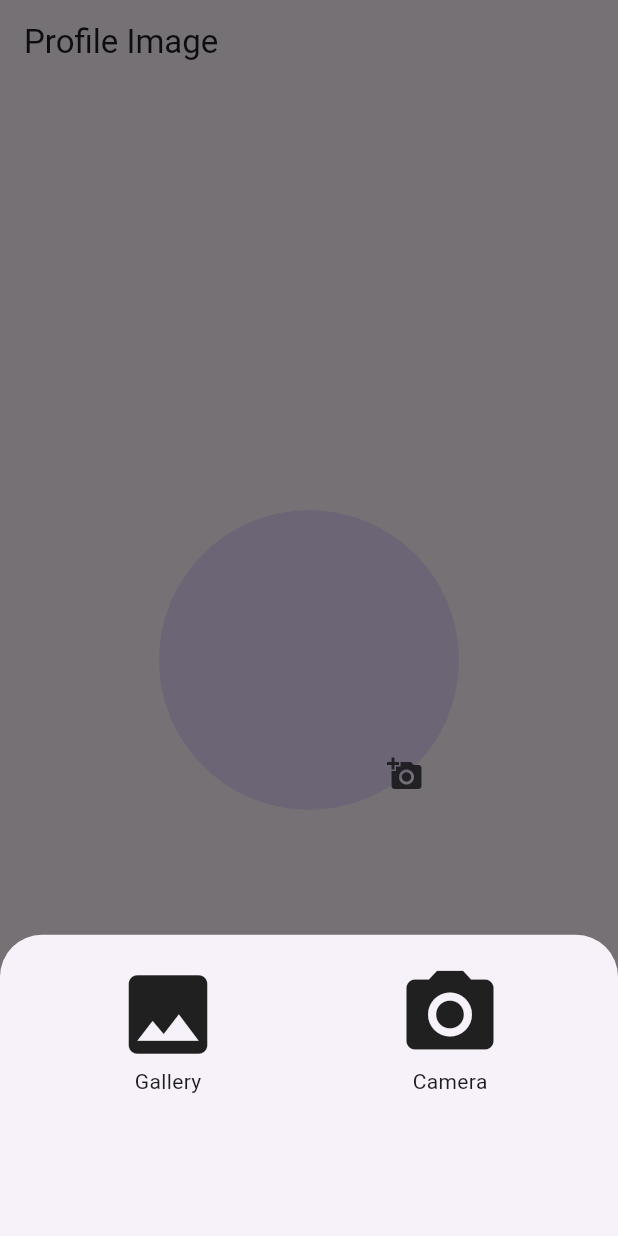
After one commit to GenuineCreators/instagram_Clone, a Flutter app: the screen it shows after launch, after a tap on the "add a photo" icon, on a phone screen of 412 x 824 dp. The commit adds this screen. Run offline on Flutter 3.47's test engine with Material 3 defaults, Android fonts, the phone set to English and light mode, and no system bars; our stand-ins replace firebase_auth, firebase_core, google_nav_bar, image_picker; accounts and stored records are empty.

Commit message:
add profilePic

```diff
--- a/instagram_clone/lib/main.dart
+++ b/instagram_clone/lib/main.dart
@@ -1,10 +1,10 @@
-// ignore_for_file: prefer_const_constructors
+// ignore_for_file: prefer_const_constructors, unused_import
 
 import 'package:firebase_core/firebase_core.dart';
 import 'package:flutter/material.dart';
+import 'package:instagram_clone/pages/profile_pic.dart';
 import 'package:instagram_clone/pages/splash_screen.dart';
 
-// ignore: unused_import
 import 'pages/home_screen.dart';
 
 void main() async {
@@ -21,7 +21,7 @@ class MyApp extends StatelessWidget {
     return MaterialApp(
       title: "Instagram Clone",
       debugShowCheckedModeBanner: false,
-      home: SplashScreen(),
+      home: ProfilePic(),
     );
   }
 }
--- a/instagram_clone/lib/pages/profile_page.dart
+++ b/instagram_clone/lib/pages/profile_page.dart
@@ -12,8 +12,8 @@ class ProfilePage extends StatefulWidget {
 class _ProfilePageState extends State<ProfilePage> {
   @override
   Widget build(BuildContext context) {
-    return Center(
-      child: Text('Profiles Page'),
+    return Scaffold(
+      appBar: AppBar(title: Text('Profile Pic')),
     );
   }
 }
--- /dev/null
+++ b/instagram_clone/lib/pages/profile_pic.dart
@@ -0,0 +1,125 @@
+// ignore_for_file: prefer_const_constructors, prefer_const_literals_to_create_immutables, unused_element, unused_local_variable
+
+import 'dart:io';
+
+import 'package:flutter/foundation.dart';
+import 'package:flutter/material.dart';
+import 'package:image_picker/image_picker.dart';
+
+class ProfilePic extends StatefulWidget {
+  const ProfilePic({super.key});
+
+  @override
+  State<ProfilePic> createState() => _ProfilePicState();
+}
+
+class _ProfilePicState extends State<ProfilePic> {
+  Uint8List? _image;
+  File? selectedImage;
+  @override
+  Widget build(BuildContext context) {
+    return Scaffold(
+      appBar: AppBar(
+        title: Text('Profile Image'),
+      ),
+      body: Center(
+        child: Stack(
+          children: [
+            _image != null
+                ? CircleAvatar(
+                    radius: 100,
+                    backgroundImage: MemoryImage(_image!),
+                  )
+                : CircleAvatar(
+                    radius: 100,
+                  ),
+            Positioned(
+              bottom: -0,
+              left: 140,
+              child: IconButton(
+                onPressed: () {
+                  showImagePickerOption(context);
+                },
+                icon: Icon(Icons.add_a_photo),
+              ),
+            ),
+          ],
+        ),
+      ),
+    );
+  }
+
+  void showImagePickerOption(BuildContext context) {
+    showModalBottomSheet(
+        context: context,
+        builder: (builder) {
+          return Padding(
+            padding: const EdgeInsets.all(18.0),
+            child: SizedBox(
+              width: MediaQuery.of(context).size.width,
+              height: MediaQuery.of(context).size.height / 5,
+              child: Row(children: [
+                Expanded(
+                  child: InkWell(
+                    onTap: () {
+                      _pickImageFromGallery();
+                      Navigator.pop(context);
+                    },
+                    child: SizedBox(
+                      child: Column(
+                        children: [
+                          Icon(
+                            Icons.image,
+                            size: 70,
+                          ),
+                          Text("Gallery"),
+                        ],
+                      ),
+                    ),
+                  ),
+                ),
+                Expanded(
+                  child: InkWell(
+                    onTap: () {
+                      _pickImageFromCamera();
+                      Navigator.pop(context);
+                    },
+                    child: SizedBox(
+                      child: Column(
+                        children: [
+                          Icon(
+                            Icons.camera_alt,
+                            size: 70,
+                          ),
+                          Text("Camera"),
+                        ],
+                      ),
+                    ),
+                  ),
+                ),
+              ]),
+            ),
+          );
+        });
+  }
+
+  Future _pickImageFromGallery() async {
+    final returnImage =
+        await ImagePicker().pickImage(source: ImageSource.gallery);
+    if (returnImage == null) return;
+    setState(() {
+      selectedImage = File(returnImage.path);
+      _image = File(returnImage.path).readAsBytesSync();
+    });
+  }
+
+  Future _pickImageFromCamera() async {
+    final returnImage =
+        await ImagePicker().pickImage(source: ImageSource.camera);
+    if (returnImage == null) return;
+    setState(() {
+      selectedImage = File(returnImage.path);
+      _image = File(returnImage.path).readAsBytesSync();
+    });
+  }
+}
--- a/instagram_clone/pubspec.yaml
+++ b/instagram_clone/pubspec.yaml
@@ -41,6 +41,7 @@ dependencies:
   cloud_firestore: ^4.15.0
   firebase_auth: ^4.17.0
   firebase_storage: ^11.6.1
+  image_picker: ^1.0.7
 
 dev_dependencies:
   flutter_test:
```
Also changed, not shown: instagram_clone/lib/pages/home_page.dart (+17 -2 lines), instagram_clone/lib/pages/home_screen.dart (+0 -14 lines), instagram_clone/pubspec.lock, 6 other files.
